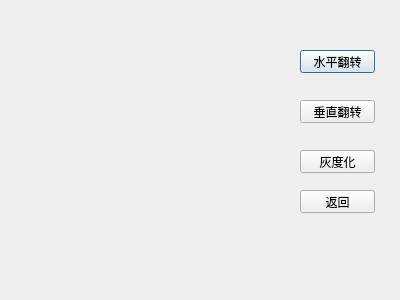
This is face/signal_test/photoshop.ui in longtao05/opencv_face as Qt 5 draws it before an edit. The edited form follows.
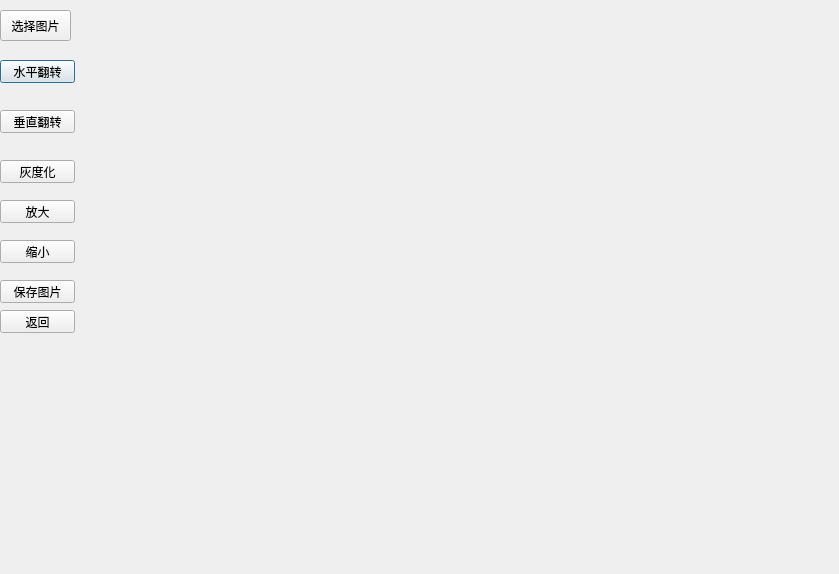
This is the edited form.

Patch:
```diff
--- a/face/signal_test/photoshop.ui
+++ b/face/signal_test/photoshop.ui
@@ -6,8 +6,8 @@
    <rect>
     <x>0</x>
     <y>0</y>
-    <width>400</width>
-    <height>300</height>
+    <width>839</width>
+    <height>574</height>
    </rect>
   </property>
   <property name="windowTitle">
@@ -16,8 +16,8 @@
   <widget class="QPushButton" name="pushButton">
    <property name="geometry">
     <rect>
-     <x>300</x>
-     <y>50</y>
+     <x>0</x>
+     <y>60</y>
      <width>75</width>
      <height>23</height>
     </rect>
@@ -29,8 +29,8 @@
   <widget class="QPushButton" name="pushButton_2">
    <property name="geometry">
     <rect>
-     <x>300</x>
-     <y>100</y>
+     <x>0</x>
+     <y>110</y>
      <width>75</width>
      <height>23</height>
     </rect>
@@ -42,8 +42,8 @@
   <widget class="QPushButton" name="pushButton_3">
    <property name="geometry">
     <rect>
-     <x>300</x>
-     <y>150</y>
+     <x>0</x>
+     <y>160</y>
      <width>75</width>
      <height>23</height>
     </rect>
@@ -55,8 +55,8 @@
   <widget class="QPushButton" name="pushButton_4">
    <property name="geometry">
     <rect>
-     <x>300</x>
-     <y>190</y>
+     <x>0</x>
+     <y>310</y>
      <width>75</width>
      <height>23</height>
     </rect>
@@ -65,6 +65,71 @@
     <string>返回</string>
    </property>
   </widget>
+  <widget class="QLabel" name="label">
+   <property name="geometry">
+    <rect>
+     <x>100</x>
+     <y>10</y>
+     <width>49</width>
+     <height>14</height>
+    </rect>
+   </property>
+   <property name="text">
+    <string/>
+   </property>
+  </widget>
+  <widget class="QPushButton" name="pushButton_5">
+   <property name="geometry">
+    <rect>
+     <x>0</x>
+     <y>10</y>
+     <width>71</width>
+     <height>31</height>
+    </rect>
+   </property>
+   <property name="text">
+    <string>选择图片</string>
+   </property>
+  </widget>
+  <widget class="QPushButton" name="pushButton_6">
+   <property name="geometry">
+    <rect>
+     <x>0</x>
+     <y>200</y>
+     <width>75</width>
+     <height>23</height>
+    </rect>
+   </property>
+   <property name="text">
+    <string>放大</string>
+   </property>
+  </widget>
+  <widget class="QPushButton" name="pushButton_7">
+   <property name="geometry">
+    <rect>
+     <x>0</x>
+     <y>240</y>
+     <width>75</width>
+     <height>23</height>
+    </rect>
+   </property>
+   <property name="text">
+    <string>缩小</string>
+   </property>
+  </widget>
+  <widget class="QPushButton" name="pushButton_8">
+   <property name="geometry">
+    <rect>
+     <x>0</x>
+     <y>280</y>
+     <width>75</width>
+     <height>23</height>
+    </rect>
+   </property>
+   <property name="text">
+    <string>保存图片</string>
+   </property>
+  </widget>
  </widget>
  <resources/>
  <connections/>
```
